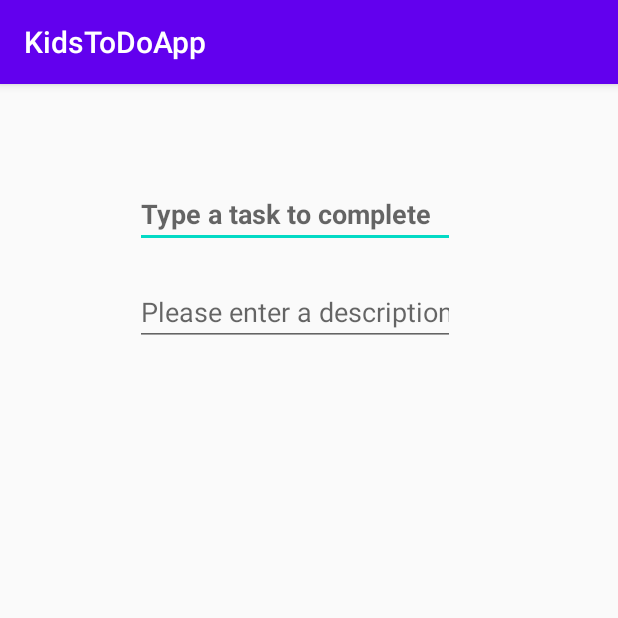
After one commit to scc2758/KidsToDoApp, an Android app: the CreateToDoEntryActivity screen opened directly, with no data from a screen before it, on a phone screen of 412 x 824 dp, the top half of it. The commit adds this screen. Run offline under Robolectric (Android 15) with nearby library versions, the phone set to English and light mode, and no system bars.

Commit message:
Now have separate activities for viewing and creating to do entries

```diff
--- /dev/null
+++ b/app/src/main/java/com/example/kidstodoapp/CreateToDoEntryActivity.java
@@ -0,0 +1,14 @@
+package com.example.kidstodoapp;
+
+import androidx.appcompat.app.AppCompatActivity;
+
+import android.os.Bundle;
+
+public class CreateToDoEntryActivity extends AppCompatActivity {
+
+    @Override
+    protected void onCreate(Bundle savedInstanceState) {
+        super.onCreate(savedInstanceState);
+        setContentView(R.layout.activity_create_to_do_entry);
+    }
+}
--- a/app/src/main/java/com/example/kidstodoapp/MainActivity.java
+++ b/app/src/main/java/com/example/kidstodoapp/MainActivity.java
@@ -43,7 +43,7 @@
         Button addEntryButton = (Button) findViewById(R.id.add_entry_button);
         addEntryButton.setOnClickListener(new View.OnClickListener() {
             public void onClick(View view) {
-                Intent intent = new Intent(view.getContext(), ToDoEntryActivity.class);
+                Intent intent = new Intent(view.getContext(), CreateToDoEntryActivity.class);
                 startActivity(intent);
             }
         });
--- /dev/null
+++ b/app/src/main/res/layout/activity_create_to_do_entry.xml
@@ -0,0 +1,36 @@
+<?xml version="1.0" encoding="utf-8"?>
+<androidx.constraintlayout.widget.ConstraintLayout xmlns:android="http://schemas.android.com/apk/res/android"
+    xmlns:app="http://schemas.android.com/apk/res-auto"
+    xmlns:tools="http://schemas.android.com/tools"
+    android:layout_width="match_parent"
+    android:layout_height="match_parent"
+    tools:context=".CreateToDoEntryActivity">
+
+    <EditText
+        android:id="@+id/entry_txt"
+        android:layout_width="wrap_content"
+        android:layout_height="wrap_content"
+        android:layout_marginTop="64dp"
+        android:ems="10"
+        android:hint="Type a task to complete"
+        android:inputType="textPersonName"
+        android:textStyle="bold"
+        app:layout_constraintEnd_toEndOf="parent"
+        app:layout_constraintHorizontal_bias="0.452"
+        app:layout_constraintStart_toStartOf="parent"
+        app:layout_constraintTop_toTopOf="parent" />
+
+    <EditText
+        android:id="@+id/entryDescription_txt"
+        android:layout_width="wrap_content"
+        android:layout_height="wrap_content"
+        android:layout_marginTop="20dp"
+        android:ems="10"
+        android:hint="Please enter a description of task"
+        android:inputType="textPersonName"
+        app:layout_constraintEnd_toEndOf="parent"
+        app:layout_constraintHorizontal_bias="0.452"
+        app:layout_constraintStart_toStartOf="parent"
+        app:layout_constraintTop_toBottomOf="@+id/entry_txt" />
+
+</androidx.constraintlayout.widget.ConstraintLayout>
```
Also changed, not shown: app/src/main/AndroidManifest.xml (+5 -2 lines), app/src/main/res/layout/activity_to_do_entry.xml (+0 -27 lines).
